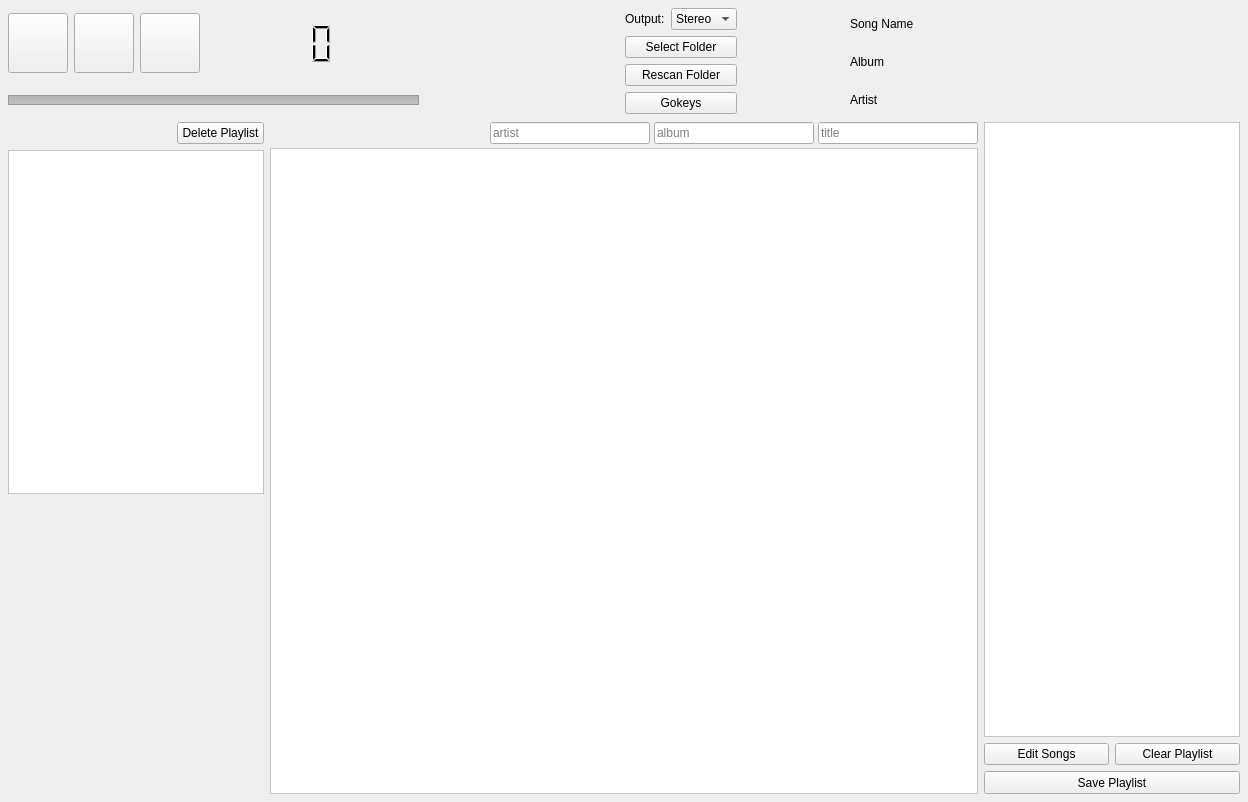
fabiomdiniz/Frey, file main.ui: the form before one commit.
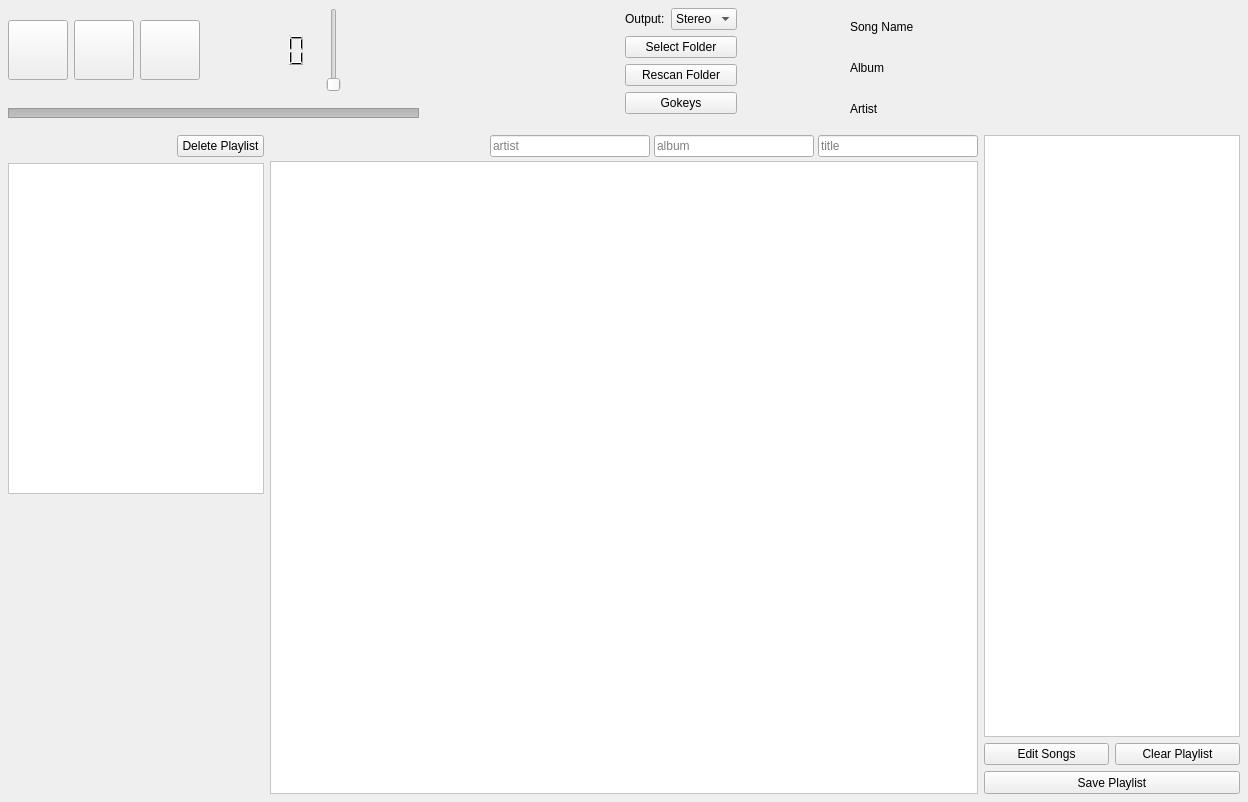
The form after the commit. Icons and pictures are not drawn.

Commit message: volume slider

Patch:
```diff
--- a/main.ui
+++ b/main.ui
@@ -144,6 +144,45 @@
               </property>
              </widget>
             </item>
+            <item>
+             <widget class="QSlider" name="volume">
+              <property name="sizePolicy">
+               <sizepolicy hsizetype="Fixed" vsizetype="Fixed">
+                <horstretch>0</horstretch>
+                <verstretch>0</verstretch>
+               </sizepolicy>
+              </property>
+              <property name="minimumSize">
+               <size>
+                <width>27</width>
+                <height>0</height>
+               </size>
+              </property>
+              <property name="mouseTracking">
+               <bool>true</bool>
+              </property>
+              <property name="styleSheet">
+               <string notr="true">/* QSlider::groove:vertical {
+     border: 1px solid #999999;
+	width:35px;
+     background: qlineargradient(x1:0, y1:0, x2:0, y2:1, stop:0 #B1B1B1, stop:1 #c4c4c4);
+     margin: 2px 0;
+ }
+
+ QSlider::handle:vertical {
+     background-image : url(:/png/media/volume.png);
+     border: 0px solid #5c5c5c;
+	 width:25px;
+background-repeat: no-repeat;
+background-position: center middle;
+     margin: -30px -30px; 
+ }*/</string>
+              </property>
+              <property name="orientation">
+               <enum>Qt::Vertical</enum>
+              </property>
+             </widget>
+            </item>
             <item>
              <spacer name="horizontalSpacer">
               <property name="orientation">
@@ -154,7 +193,7 @@
               </property>
               <property name="sizeHint" stdset="0">
                <size>
-                <width>78</width>
+                <width>72</width>
                 <height>20</height>
                </size>
               </property>
```
The commit also changes 7 other files.
